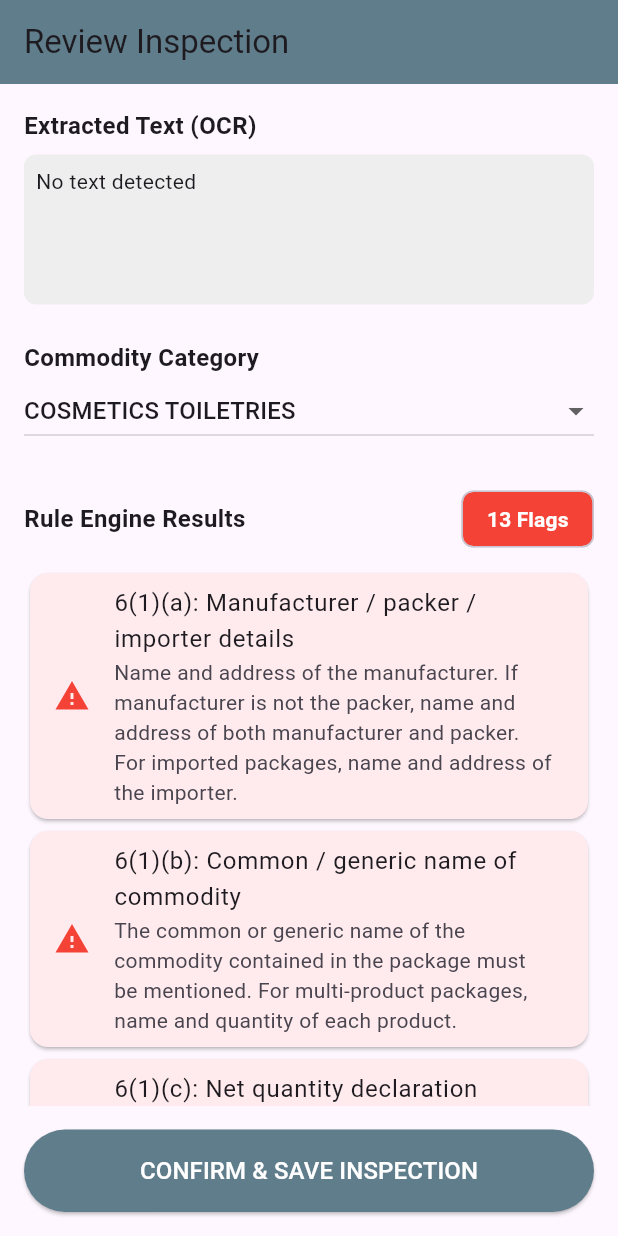
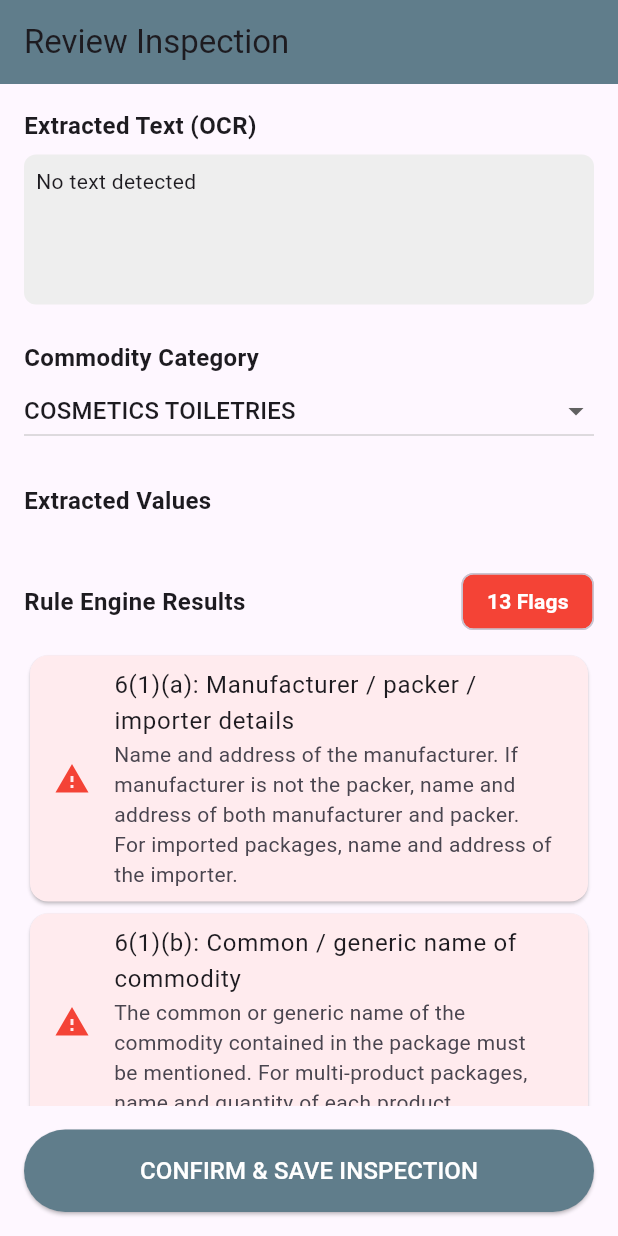
Before and after one commit to Purjeet979/SIH, a Flutter app: the ReviewPage screen opened directly with empty values, on a phone screen of 412 x 824 dp. Run offline on Flutter 3.47's test engine with Material 3 defaults, Android fonts, the phone set to English and light mode, and no system bars; our stand-ins replace camera, geolocator, image_picker, sqflite; missing offline and left inert: dart:ffi, google_mlkit_text_recognition; accounts and stored records are empty.

Commit message:
Implement Phase 4: Evidence Sync, fix GeoTag permissions

```diff
--- /dev/null
+++ b/app/rulescan_app/example/lib/fact_extractor.dart
@@ -0,0 +1,84 @@
+class FactExtractor {
+  static Map<String, dynamic> extractFacts(String text) {
+    String lowerText = text.toLowerCase();
+
+    return {
+      // Rule 6(1)(a): Manufacturer Address
+      // Simple heuristic: looks for 'mfg', 'manufactured', 'ltd', 'pvt', 'address', 'estate', 'plot'
+      'manufacturer_address': _containsAny(lowerText, ['mfg', 'manufactured by', 'packed by', 'pvt', 'ltd', 'estate', 'plot', 'phase', 'sector']),
+
+      // Rule 6(1)(c): Net Quantity
+      'net_quantity': _extractNetQuantity(lowerText) != null,
+      'net_quantity_value': _extractNetQuantity(lowerText),
+
+      // Rule 6(1)(e): MRP
+      'mrp': _extractMRP(lowerText) != null,
+      'mrp_value': _extractMRP(lowerText),
+
+      // Rule 6(1)(d): Manufacture Date
+      'manufacture_date': _extractDate(lowerText, ['mfg', 'pkd', 'packed']) != null,
+      'manufacture_date_value': _extractDate(lowerText, ['mfg', 'pkd', 'packed']),
+
+      // Rule 6(1)(da): Best Before / Use By
+      'best_before_or_use_by': _extractDate(lowerText, ['exp', 'expiry', 'best before', 'use by']) != null,
+      'best_before_or_use_by_value': _extractDate(lowerText, ['exp', 'expiry', 'best before', 'use by']),
+
+      // Rule 6(2): Consumer Care
+      'consumer_care_contact': _containsAny(lowerText, ['care', 'feedback', 'complaint', '@', 'toll free', 'call']),
+
+      // Veg/Non-veg mark (usually needs computer vision, fallback to text)
+      'veg_nonveg_mark': _containsAny(lowerText, ['green dot', 'brown dot', 'veg mark']),
+
+      // Generic Commodity Name (heuristic: large text chunk, for now we just assume true if text is long enough)
+      'commodity_name': text.length > 10,
+    };
+  }
+
+  static bool _containsAny(String text, List<String> keywords) {
+    for (var k in keywords) {
+      if (text.contains(k)) return true;
+    }
+    return false;
+  }
+
+  static String? _extractMRP(String text) {
+    // Looks for MRP Rs. 150 or MRP 150 or MRP ₹150 or ₹150 or Rs 150
+    // Simplified regex for flutter:
+    final regExp = RegExp(r'(?:mrp|rs\.?|₹|inr)[\s:\-\.]*([0-9]+\.?[0-9]*)');
+    final match = regExp.firstMatch(text);
+    if (match != null && match.groupCount >= 1) {
+      return match.group(1);
+    }
+    return null;
+  }
+
+  static String? _extractNetQuantity(String text) {
+    // Looks for 500g, 1kg, 200ml, 1.5L, 50 N
+    final regExp = RegExp(r'([0-9]+\.?[0-9]*)\s*(g|kg|ml|l|ltr|oz|lb|n|units|pcs)');
+    final match = regExp.firstMatch(text);
+    if (match != null) {
+      return match.group(0); // Return the whole string e.g. "500 g"
+    }
+    return null;
+  }
+
+  static String? _extractDate(String text, List<String> prefixes) {
+    // Matches MM/YY, MM/YYYY, DD/MM/YY, DD/MM/YYYY
+    for (var prefix in prefixes) {
+      if (text.contains(prefix)) {
+        // Find a date near this prefix
+        final dateRegExp = RegExp(r'([0-9]{2}[/\-\.][0-9]{2,4}|[a-z]{3}[\s\-\.]*[0-9]{2,4})');
+        // Search in a window of 30 characters after the prefix
+        int startIndex = text.indexOf(prefix);
+        int endIndex = (startIndex + 30 < text.length) ? startIndex + 30 : text.length;
+        String window = text.substring(startIndex, endIndex);
+
+        final match = dateRegExp.firstMatch(window);
+        if (match != null) {
+          return match.group(0);
+        }
+      }
+    }
+    return null;
+  }
+}
--- a/app/rulescan_app/example/lib/review_page.dart
+++ b/app/rulescan_app/example/lib/review_page.dart
@@ -1,11 +1,12 @@
 import 'package:flutter/material.dart';
 import 'rule_engine.dart';
 import 'db_helper.dart';
-
+import 'fact_extractor.dart';
 class ReviewPage extends StatefulWidget {
   final String ocrText;
+  final String? imagePath;
 
-  const ReviewPage({super.key, required this.ocrText});
+  const ReviewPage({super.key, required this.ocrText, this.imagePath});
 
   @override
   State<ReviewPage> createState() => _ReviewPageState();
@@ -15,6 +16,7 @@ class _ReviewPageState extends State<ReviewPage> {
   final RuleEngine _engine = RuleEngine();
   String _selectedCategory = 'cosmetics_toiletries';
   List<Violation> _violations = [];
+  Map<String, dynamic> _facts = {};
   bool _isLoading = true;
 
   final List<String> _categories = [
@@ -41,22 +43,11 @@ class _ReviewPageState extends State<ReviewPage> {
   }
 
   void _evaluateRules() {
-    String text = widget.ocrText.toLowerCase();
-
-    // Lazy Mock Fact Extraction based on OCR text (Ponytail mode: simplest regex/match)
-    Map<String, dynamic> facts = {
-      'category': _selectedCategory,
-      'manufacturer_address': text.contains('mfg') || text.contains('manufactured') || text.contains('ltd') || text.length > 50,
-      'net_quantity': text.contains('net') || text.contains('ml') || text.contains(' g ') || text.contains('kg'),
-      'mrp': text.contains('mrp') || text.contains('rs') || text.contains('₹'),
-      'manufacture_date': text.contains('mfg') || text.contains('date') || text.contains('202') || text.contains('pkd'),
-      'veg_nonveg_mark': false, // Needs shape detection/vision, defaulting to false for demo
-      'consumer_care_contact': text.contains('care') || text.contains('feedback') || text.contains('@'),
-      'letter_height_mm': 1.0, // Mocked for now, Phase 2 will implement real CV
-      'commodity_name': text.length > 10,
-    };
+    Map<String, dynamic> facts = FactExtractor.extractFacts(widget.ocrText);
+    facts['category'] = _selectedCategory; // Override with user selection
 
     setState(() {
+      _facts = facts;
       _violations = _engine.evaluate(facts);
       _isLoading = false;
     });
@@ -66,7 +57,7 @@ class _ReviewPageState extends State<ReviewPage> {
     // Generate simple comma-separated string for violations
     String violationsJson = _violations.map((v) => v.ruleId).join(",");
 
-    await DBHelper.instance.insertInspection(_selectedCategory, violationsJson);
+    await DBHelper.instance.insertInspection(_selectedCategory, violationsJson, imagePath: widget.imagePath);
 
     if (mounted) {
       ScaffoldMessenger.of(context).showSnackBar(
@@ -130,6 +121,22 @@ class _ReviewPageState extends State<ReviewPage> {
                   },
                 ),
                 const SizedBox(height: 24),
+                const Text(
+                  'Extracted Values',
+                  style: TextStyle(fontWeight: FontWeight.bold, fontSize: 16)
+                ),
+                const SizedBox(height: 8),
+                Wrap(
+                  spacing: 8.0,
+                  runSpacing: 4.0,
+                  children: [
+                    if (_facts['mrp_value'] != null) Chip(label: Text('MRP: ${_facts['mrp_value']}'), backgroundColor: Colors.green.shade100),
+                    if (_facts['net_quantity_value'] != null) Chip(label: Text('Qty: ${_facts['net_quantity_value']}'), backgroundColor: Colors.blue.shade100),
+                    if (_facts['manufacture_date_value'] != null) Chip(label: Text('Mfg: ${_facts['manufacture_date_value']}'), backgroundColor: Colors.orange.shade100),
+                    if (_facts['best_before_or_use_by_value'] != null) Chip(label: Text('Exp: ${_facts['best_before_or_use_by_value']}'), backgroundColor: Colors.red.shade100),
+                  ],
+                ),
+                const SizedBox(height: 24),
                 Row(
                   mainAxisAlignment: MainAxisAlignment.spaceBetween,
                   children: [
```
Also changed, not shown: app/rulescan_app/example/lib/camera_ocr_page.dart (+1 -6 lines), app/rulescan_app/example/lib/db_helper.dart (+10 -2 lines), app/rulescan_app/example/lib/sync_service.dart (+18 -1 lines), 4 other files.
